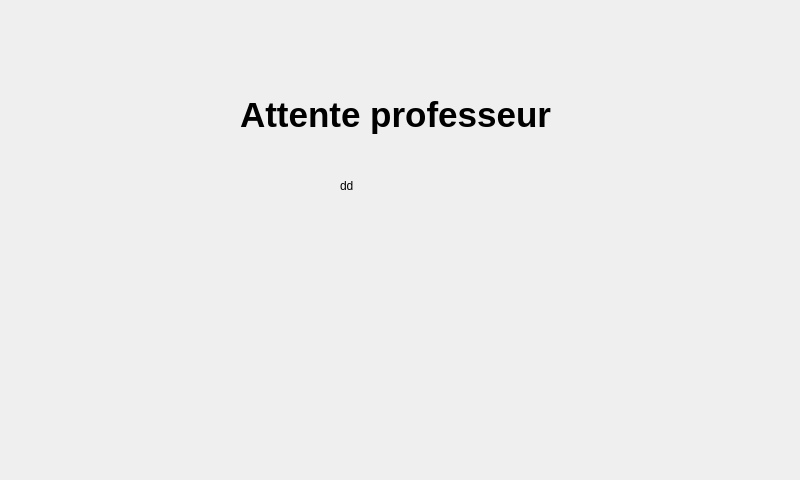
Above: InterfaceEleve/attenteprof.ui from Sam-Depardieu/Labo-de-langue before the change. Below: the same form after it.
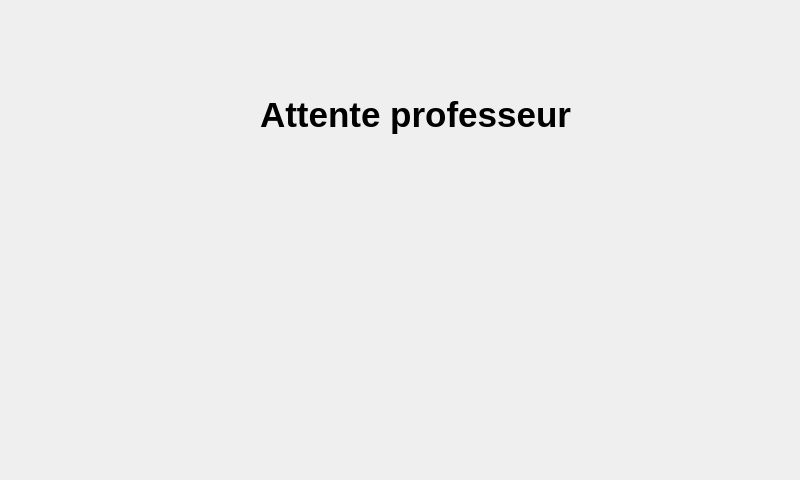
That is the form after the change.

```diff
--- a/InterfaceEleve/attenteprof.ui
+++ b/InterfaceEleve/attenteprof.ui
@@ -16,20 +16,25 @@
   <widget class="QLabel" name="label_Loading">
    <property name="geometry">
     <rect>
-     <x>340</x>
-     <y>160</y>
-     <width>91</width>
-     <height>51</height>
+     <x>300</x>
+     <y>150</y>
+     <width>191</width>
+     <height>121</height>
     </rect>
    </property>
+   <property name="styleSheet">
+    <string notr="true">background-color : transparent;
+border:none;
+</string>
+   </property>
    <property name="text">
-    <string>dd</string>
+    <string/>
    </property>
   </widget>
   <widget class="QLabel" name="label">
    <property name="geometry">
     <rect>
-     <x>240</x>
+     <x>260</x>
      <y>70</y>
      <width>321</width>
      <height>91</height>
```
Left out of the diff: 2 changed lines with no effect on the pictures.
